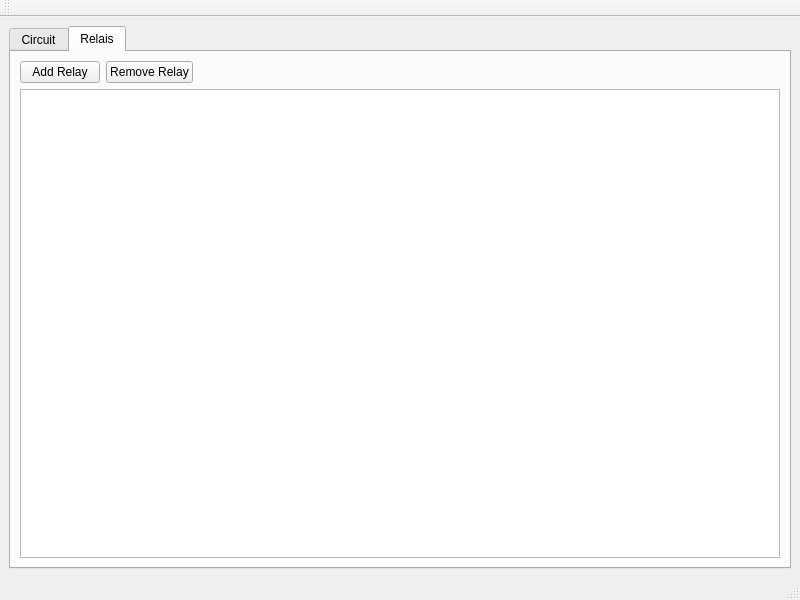
First picture: the form in mainwindow.ui, repository gfgit/SimulatoreRelaisApparato, before the edit.
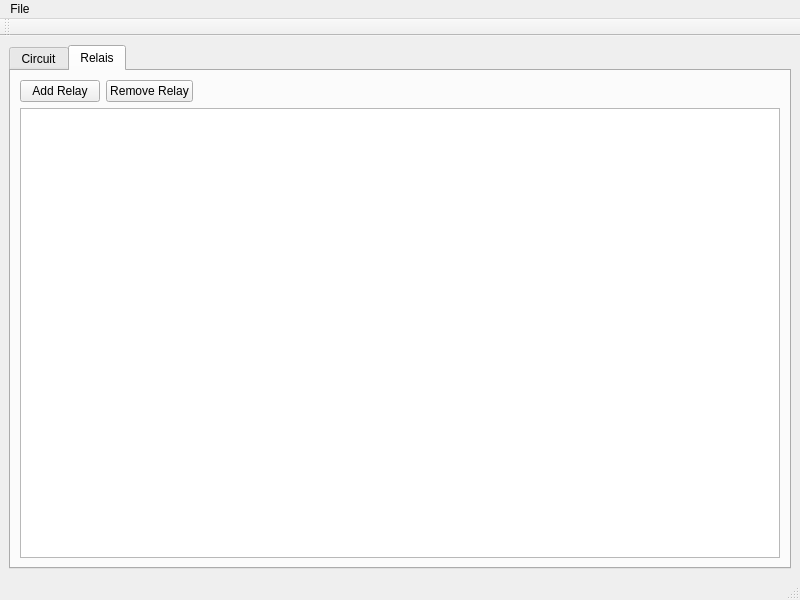
Second picture: the form after the edit.

```diff
--- a/mainwindow.ui
+++ b/mainwindow.ui
@@ -84,6 +84,14 @@
      <height>36</height>
     </rect>
    </property>
+   <widget class="QMenu" name="menuFile">
+    <property name="title">
+     <string>File</string>
+    </property>
+    <addaction name="actionOpen"/>
+    <addaction name="actionSave"/>
+   </widget>
+   <addaction name="menuFile"/>
   </widget>
   <widget class="QStatusBar" name="statusbar"/>
   <widget class="QToolBar" name="toolBar">
```
Left out of the diff: 10 changed lines with no effect on the pictures.
